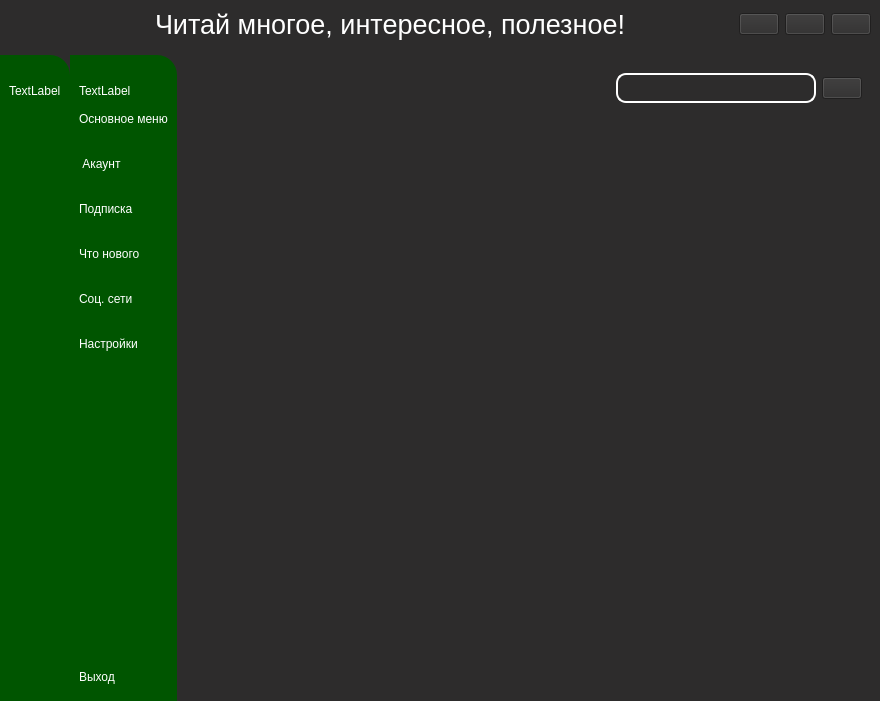
First picture: the form in main.ui, repository Gumke1/11111111, before the edit.
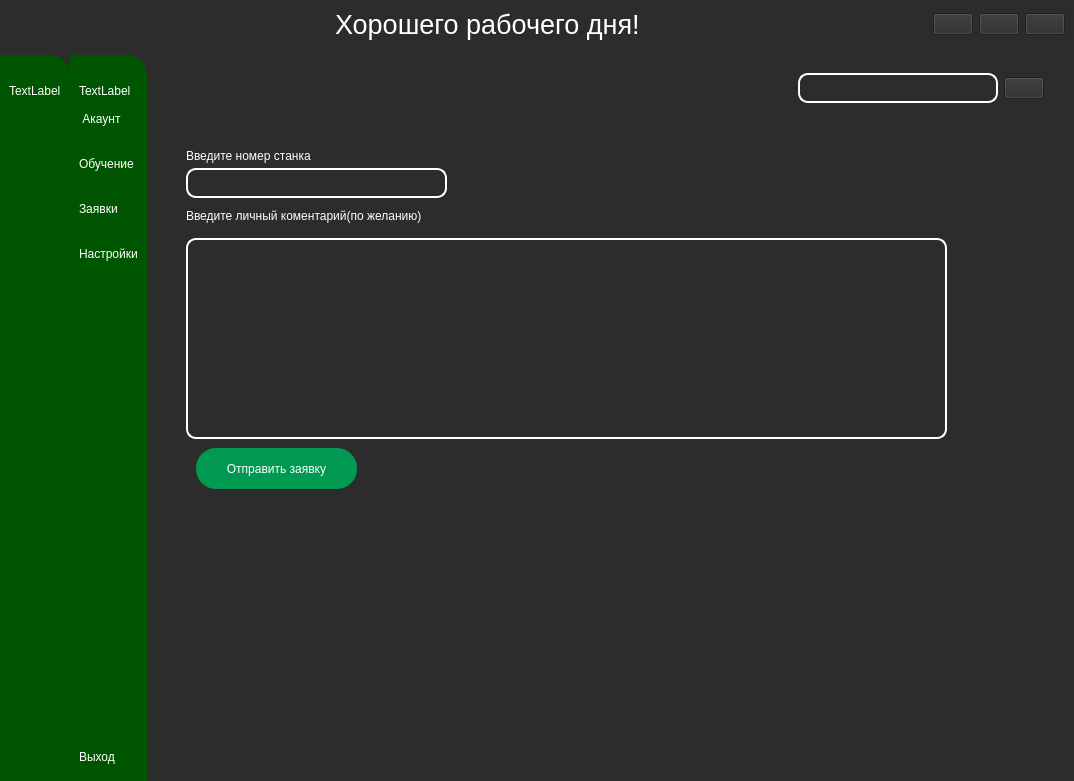
Second picture: the form after the edit. Icons and pictures are not drawn.

Diff of the .ui file:
```diff
--- a/main.ui
+++ b/main.ui
@@ -6,8 +6,8 @@
    <rect>
     <x>0</x>
     <y>0</y>
-    <width>880</width>
-    <height>701</height>
+    <width>1074</width>
+    <height>781</height>
    </rect>
   </property>
   <property name="windowTitle">
@@ -301,7 +301,7 @@
           </font>
          </property>
          <property name="text">
-          <string>Читай многое, интересное, полезное!</string>
+          <string>Хорошего рабочего дня!</string>
          </property>
         </widget>
        </item>
@@ -426,27 +426,6 @@
          <property name="spacing">
           <number>15</number>
          </property>
-         <item>
-          <widget class="QPushButton" name="pushButton_main1">
-           <property name="styleSheet">
-            <string notr="true"/>
-           </property>
-           <property name="text">
-            <string>Основное меню</string>
-           </property>
-           <property name="icon">
-            <iconset resource="🤡Project🤡/resourses.qrc">
-             <normaloff>:/res/home_24dp_FFFFFF_FILL0_wght400_GRAD0_opsz24.png</normaloff>
-             <normalon>:/res/home_24dp_005500_FILL0_wght400_GRAD0_opsz24.png</normalon>:/res/home_24dp_FFFFFF_FILL0_wght400_GRAD0_opsz24.png</iconset>
-           </property>
-           <property name="checkable">
-            <bool>true</bool>
-           </property>
-           <property name="autoExclusive">
-            <bool>true</bool>
-           </property>
-          </widget>
-         </item>
          <item>
           <widget class="QPushButton" name="pushButton_acc2">
            <property name="text">
@@ -465,28 +444,10 @@
            </property>
           </widget>
          </item>
-         <item>
-          <widget class="QPushButton" name="pushButton_money2">
-           <property name="text">
-            <string>Подписка</string>
-           </property>
-           <property name="icon">
-            <iconset resource="🤡Project🤡/resourses.qrc">
-             <normaloff>:/res/paid_24dp_FFFFFF_FILL0_wght400_GRAD0_opsz24.png</normaloff>
-             <normalon>:/res/paid_24dp_005500_FILL0_wght400_GRAD0_opsz24.png</normalon>:/res/paid_24dp_FFFFFF_FILL0_wght400_GRAD0_opsz24.png</iconset>
-           </property>
-           <property name="checkable">
-            <bool>true</bool>
-           </property>
-           <property name="autoExclusive">
-            <bool>true</bool>
-           </property>
-          </widget>
-         </item>
          <item>
           <widget class="QPushButton" name="pushButton_news2">
            <property name="text">
-            <string>Что нового</string>
+            <string>Обучение</string>
            </property>
            <property name="icon">
             <iconset resource="🤡Project🤡/resourses.qrc">
@@ -504,7 +465,7 @@
          <item>
           <widget class="QPushButton" name="pushButton_social2">
            <property name="text">
-            <string>Соц. сети</string>
+            <string>Заявки</string>
            </property>
            <property name="icon">
             <iconset resource="🤡Project🤡/resourses.qrc">
@@ -688,14 +649,96 @@
           <string notr="true">background-color: rgb(45, 44, 44);</string>
          </property>
          <property name="currentIndex">
-          <number>0</number>
+          <number>2</number>
          </property>
          <widget class="QWidget" name="main_page"/>
          <widget class="QWidget" name="acc_page"/>
-         <widget class="QWidget" name="money_page"/>
-         <widget class="QWidget" name="news_page"/>
-         <widget class="QWidget" name="socials_page"/>
-         <widget class="QWidget" name="page_2"/>
+         <widget class="QWidget" name="order_page">
+          <widget class="QLineEdit" name="lineEdit_login_reg">
+           <property name="geometry">
+            <rect>
+             <x>30</x>
+             <y>50</y>
+             <width>261</width>
+             <height>30</height>
+            </rect>
+           </property>
+           <property name="styleSheet">
+            <string notr="true">QLineEdit {
+	border: 2px solid white;
+	border-radius: 10px;
+	color: white;
+
+}</string>
+           </property>
+          </widget>
+          <widget class="QLineEdit" name="lineEdit_password2_reg">
+           <property name="geometry">
+            <rect>
+             <x>30</x>
+             <y>120</y>
+             <width>761</width>
+             <height>201</height>
+            </rect>
+           </property>
+           <property name="styleSheet">
+            <string notr="true">QLineEdit {
+	border: 2px solid white;
+	border-radius: 10px;
+	color: white;
+
+}</string>
+           </property>
+           <property name="text">
+            <string/>
+           </property>
+          </widget>
+          <widget class="QLabel" name="label_6">
+           <property name="geometry">
+            <rect>
+             <x>30</x>
+             <y>90</y>
+             <width>261</width>
+             <height>16</height>
+            </rect>
+           </property>
+           <property name="text">
+            <string>Введите личный коментарий(по желанию)</string>
+           </property>
+          </widget>
+          <widget class="QLabel" name="label_7">
+           <property name="geometry">
+            <rect>
+             <x>30</x>
+             <y>30</y>
+             <width>141</width>
+             <height>16</height>
+            </rect>
+           </property>
+           <property name="text">
+            <string>Введите номер станка</string>
+           </property>
+          </widget>
+          <widget class="QPushButton" name="pushButton_reg_reg">
+           <property name="geometry">
+            <rect>
+             <x>40</x>
+             <y>330</y>
+             <width>161</width>
+             <height>41</height>
+            </rect>
+           </property>
+           <property name="styleSheet">
+            <string notr="true">background-color: rgb(0, 153, 81);
+color: white;
+border-radius: 20px;</string>
+           </property>
+           <property name="text">
+            <string>Отправить заявку</string>
+           </property>
+          </widget>
+         </widget>
+         <widget class="QWidget" name="setting_page"/>
         </widget>
        </item>
       </layout>
```
Left out of the diff: 192 changed lines with no effect on the pictures.
